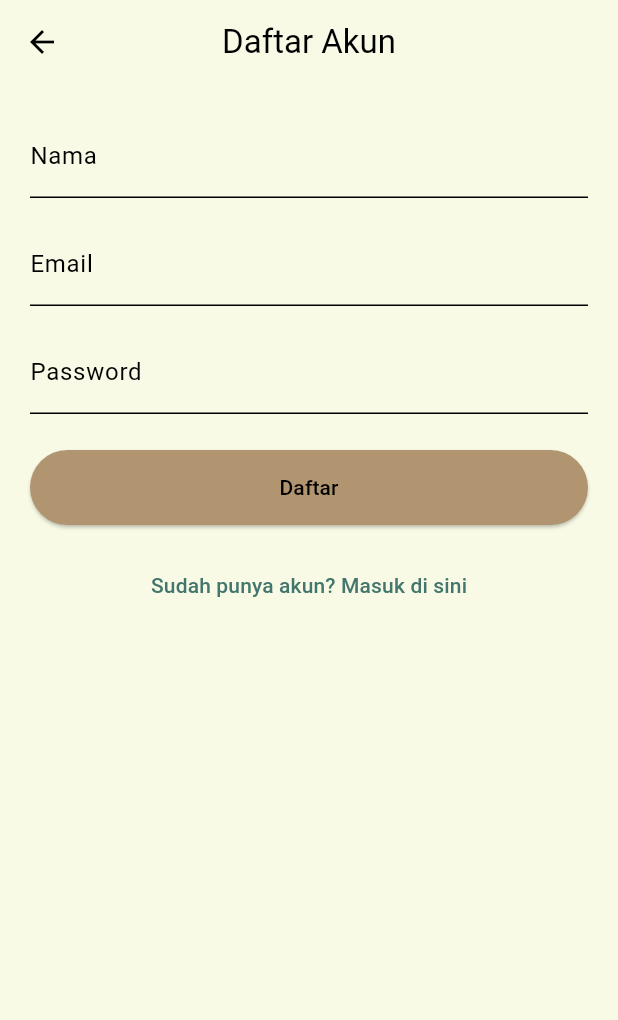
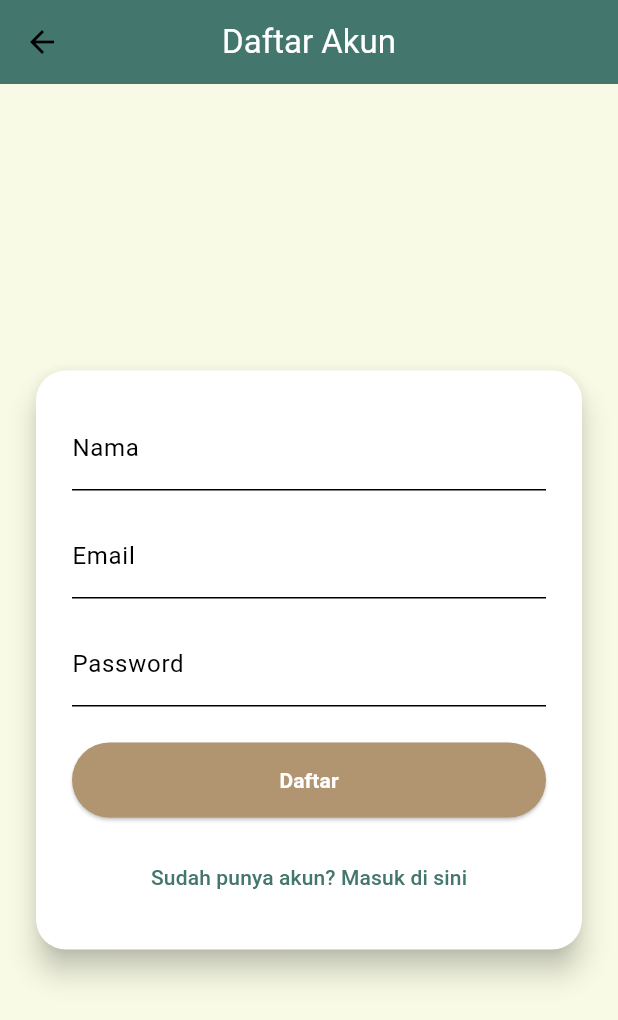
Before and after one commit to haebluu/prayer, a Flutter app: the screen it shows after launch, after a tap on "Login", after a tap on "Belum punya akun? Daftar di sini", on a phone screen of 412 x 824 dp. Shown: the top 1020 px of the screen. Run offline on Flutter 3.47's test engine with Material 3 defaults, Android fonts, the phone set to English and light mode, and no system bars; our stand-ins replace flutter_local_notifications, geolocator, hive, hive_flutter, shared_preferences, timezone; accounts and stored records are empty.

Commit message:
Perbaikan Login

```diff
--- a/lib/views/detail_doa_page.dart
+++ b/lib/views/detail_doa_page.dart
@@ -9,7 +9,10 @@ class DetailDoaPage extends StatelessWidget {
   Widget build(BuildContext context) {
     return Scaffold(
       appBar: AppBar(
-        title: Text(doa.nama),
+        title: Text(
+          doa.nama,
+          style: TextStyle(color: Theme.of(context).colorScheme.onPrimary),
+          ),
         backgroundColor: Theme.of(context).primaryColor,
       ),
       body: SingleChildScrollView(
--- a/lib/views/login_page.dart
+++ b/lib/views/login_page.dart
@@ -18,22 +18,34 @@ class _LoginPageState extends State<LoginPage> {
   @override
   Widget build(BuildContext context) {
     final userController = context.watch<UserController>();
+    final theme = Theme.of(context);
 
     return Scaffold(
       appBar: AppBar(
-        title: const Text("Login"),
+        // Hapus const pada Text
+        title: Text("Login", style: TextStyle(color: theme.colorScheme.onPrimary)), // FIX DI SINI
+        backgroundColor: theme.primaryColor,
         centerTitle: true,
       ),
-      body: Padding(
+      body: Center(
+        child: SingleChildScrollView(
           padding: const EdgeInsets.all(20),
           child: Form(
             key: _formKey,
+            child: Card(
+              elevation: 8,
+              shape: RoundedRectangleBorder(
+                borderRadius: BorderRadius.circular(20),
+              ),
+              child: Padding(
+                padding: const EdgeInsets.all(24.0),
                 child: Column(
-            crossAxisAlignment: CrossAxisAlignment.stretch,
+                  mainAxisSize: MainAxisSize.min,
                   children: [
                     TextFormField(
                       controller: _emailController,
                       decoration: const InputDecoration(labelText: "Email"),
+                      keyboardType: TextInputType.emailAddress,
                       validator: (value) =>
                           value!.isEmpty ? 'Email tidak boleh kosong' : null,
                     ),
@@ -51,12 +63,13 @@ class _LoginPageState extends State<LoginPage> {
                           ? null
                           : () async {
                               if (_formKey.currentState!.validate()) {
-                      final userController = context.read<UserController>(); // Ganti watch ke read di sini
+                                final userController = context.read<UserController>();
                                 final result = await userController.login(
                                   _emailController.text.trim(),
                                   _passwordController.text.trim(),
                                 );
                                 if (result == null) {
+                                  // Navigasi sukses diurus oleh RootPage
                                 } else {
                                   ScaffoldMessenger.of(context).showSnackBar(
                                     SnackBar(content: Text(result)),
@@ -64,9 +77,15 @@ class _LoginPageState extends State<LoginPage> {
                                 }
                               }
                             },
+                      // Menggunakan warna tema Anda
+                      style: ElevatedButton.styleFrom(
+                        padding: const EdgeInsets.symmetric(vertical: 15),
+                        backgroundColor: theme.colorScheme.secondary,
+                        foregroundColor: theme.colorScheme.onPrimary,
+                      ),
                       child: userController.isLoading
                           ? const CircularProgressIndicator(color: Colors.white)
-                    : const Text("Login"),
+                          : const Text("Login", style: TextStyle(fontWeight: FontWeight.bold)),
                     ),
                     const SizedBox(height: 16),
                     TextButton(
@@ -83,6 +102,9 @@ class _LoginPageState extends State<LoginPage> {
                 ),
               ),
             ),
+          ),
+        ),
+      ),
     );
   }
 }
--- a/lib/views/profile_page.dart
+++ b/lib/views/profile_page.dart
@@ -10,7 +10,7 @@ class ProfilePage extends StatelessWidget {
   final String hardcodeNim = '124230083';
   final String hardcodeKelas = 'SI-A';
   final String hardcodeKesan = 'Mata kuliah ini sangat bermanfaat untuk memahami pengembangan aplikasi mobile menggunakan Flutter';
-  final String hardcodeSaran = 'Mungkin bisa ditambahkan lebih banyak contoh praktis dan studi kasus yang relevan dengan dunia industri.';
+  final String hardcodeSaran = 'Deadline yang lebih longgar agar dapat mengerjakan projek dengan lebih optimal.';
 
 
   @override
--- a/lib/views/register_page.dart
+++ b/lib/views/register_page.dart
@@ -18,19 +18,31 @@ class _RegisterPageState extends State<RegisterPage> {
   @override
   Widget build(BuildContext context) {
     final userController = context.watch<UserController>();
+    final theme = Theme.of(context);
 
     return Scaffold(
       appBar: AppBar(
-        title: const Text("Daftar Akun"),
+        title: Text("Daftar Akun", style: TextStyle(color: theme.colorScheme.onPrimary)),
+        backgroundColor: theme.primaryColor,
         centerTitle: true,
       ),
-      body: Padding(
+      body: Center( // Center content on screen
+        child: SingleChildScrollView( // Allow scrolling if keyboard/content overflows
           padding: const EdgeInsets.all(20),
           child: Form(
             key: _formKey,
+            child: Card(
+              elevation: 8,
+              shape: RoundedRectangleBorder(
+                borderRadius: BorderRadius.circular(20),
+              ),
+              child: Padding(
+                padding: const EdgeInsets.all(24.0), // Padding di dalam Card
                 child: Column(
+                  mainAxisSize: MainAxisSize.min, // Biarkan Column sekecil mungkin
                   crossAxisAlignment: CrossAxisAlignment.stretch,
                   children: [
+                    // 1. Input Nama
                     TextFormField(
                       controller: _nameController,
                       decoration: const InputDecoration(labelText: "Nama"),
@@ -39,6 +51,7 @@ class _RegisterPageState extends State<RegisterPage> {
                     ),
                     const SizedBox(height: 16),
 
+                    // 2. Input Email
                     TextFormField(
                       controller: _emailController,
                       decoration: const InputDecoration(labelText: "Email"),
@@ -47,6 +60,8 @@ class _RegisterPageState extends State<RegisterPage> {
                           value!.isEmpty ? 'Email tidak boleh kosong' : null,
                     ),
                     const SizedBox(height: 16),
+
+                    // 3. Input Password
                     TextFormField(
                       controller: _passwordController,
                       decoration: const InputDecoration(labelText: "Password"),
@@ -56,6 +71,7 @@ class _RegisterPageState extends State<RegisterPage> {
                     ),
                     const SizedBox(height: 24),
 
+                    // Tombol Daftar
                     ElevatedButton(
                       onPressed: userController.isLoading
                           ? null
@@ -76,6 +92,7 @@ class _RegisterPageState extends State<RegisterPage> {
                                   );
 
                                   if (mounted) {
+                                    // Navigasi yang benar: Kembali ke LoginPage
                                     Navigator.pop(context);
                                   }
                                 } else {
@@ -85,20 +102,23 @@ class _RegisterPageState extends State<RegisterPage> {
                                 }
                               }
                             },
+                      // Menggunakan warna tema Anda
                       style: ElevatedButton.styleFrom(
                         padding: const EdgeInsets.symmetric(vertical: 15),
-                  backgroundColor: Theme.of(context).colorScheme.secondary,
-                  foregroundColor: Colors.black,
+                        backgroundColor: theme.colorScheme.secondary,
+                        foregroundColor: theme.colorScheme.onPrimary,
                       ),
                       child: userController.isLoading
                           ? const CircularProgressIndicator(color: Colors.white)
-                    : const Text("Daftar"),
+                          : const Text("Daftar", style: TextStyle(fontWeight: FontWeight.bold)),
                     ),
 
                     const SizedBox(height: 16),
+
+                    // Link ke Login
                     TextButton(
                       onPressed: () {
-                  Navigator.pop(context);
+                        Navigator.pop(context); // Kembali ke LoginPage
                       },
                       child: const Text("Sudah punya akun? Masuk di sini"),
                     )
@@ -106,6 +126,9 @@ class _RegisterPageState extends State<RegisterPage> {
                 ),
               ),
             ),
+          ),
+        ),
+      ),
     );
   }
 }
```
Also changed, not shown: lib/controllers/user_controller.dart (+20 -4 lines), lib/views/home_page.dart (+4 -28 lines). Lines whose indentation alone changed are shown as unchanged.
